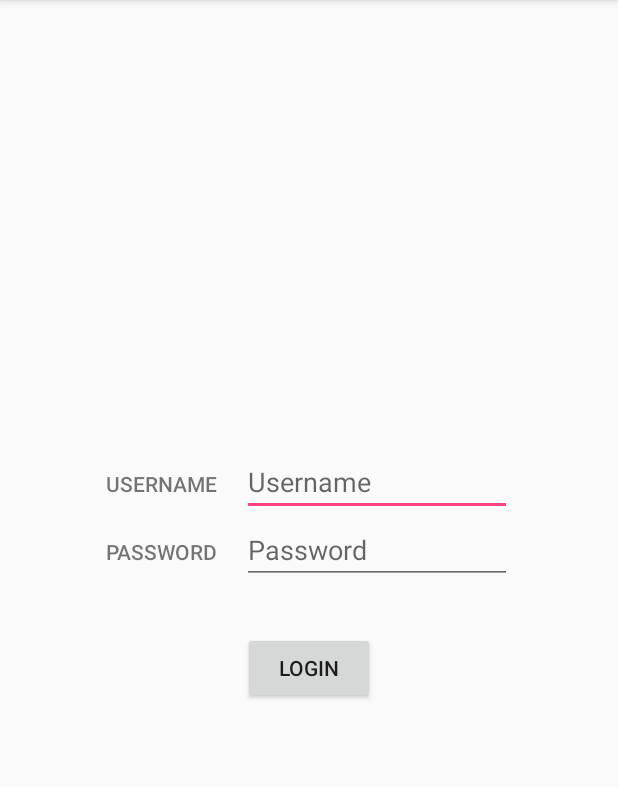
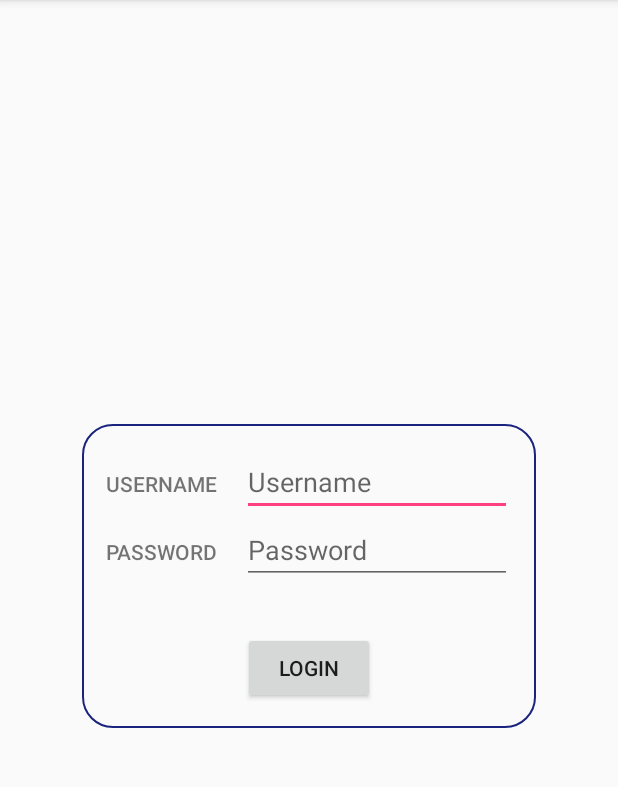
Before and after one commit to harshitm98/RoboVITicsMembers, an Android app: the screen it shows after launch (LoginActivity), on a phone screen of 412 x 824 dp, the part 84-871 px from its top. Run offline under Robolectric (Android 15) with nearby library versions, the light colour scheme and no system bars.

Commit message:
Added border to login

```diff
--- /dev/null
+++ b/app/src/main/res/drawable/custom_border.xml
@@ -0,0 +1,6 @@
+<?xml version="1.0" encoding="UTF-8"?>
+<shape xmlns:android="http://schemas.android.com/apk/res/android" android:shape="rectangle">
+    <corners android:radius="20dp"/>
+    <padding android:left="10dp" android:right="10dp" android:top="10dp" android:bottom="10dp"/>
+    <stroke android:width="1dp" android:color="#1A237E"/>
+</shape>
--- a/app/src/main/res/layout/activity_login.xml
+++ b/app/src/main/res/layout/activity_login.xml
@@ -26,6 +26,7 @@
             android:layout_width="wrap_content"
             android:layout_height="wrap_content"
             android:orientation="vertical"
+            android:background="@drawable/custom_border"
             android:padding="16dp">
 
 
```
